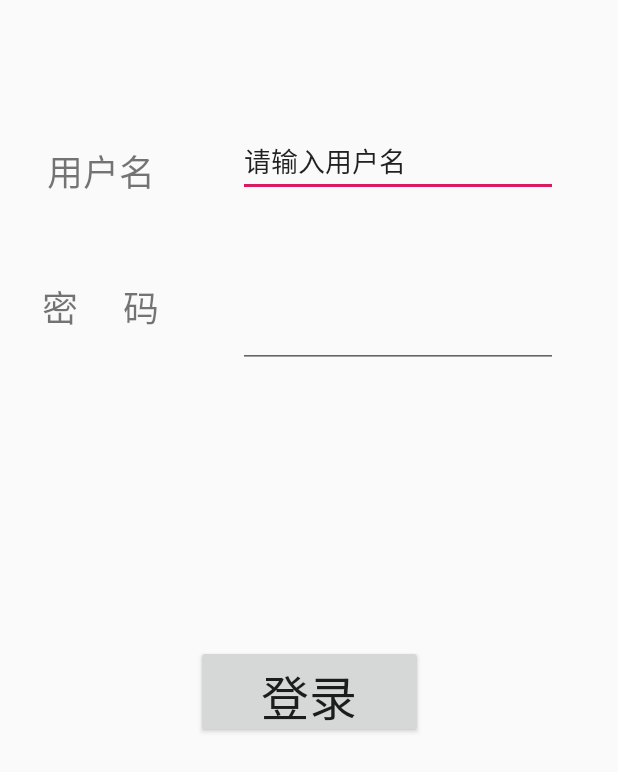
After one commit to DrXZT/ElderlyAssistant, an Android app: the layout activity_login.xml on its own in the app's theme, with its tools: preview values and no code run, on a phone screen of 412 x 824 dp. The commit adds this screen. Shown: the top 772 px of the screen. Run offline under Robolectric (Android 15) with nearby library versions, the phone set to English and light mode, and no system bars.

Commit message:
添加项目目录。

```diff
--- a/app/build.gradle
+++ b/app/build.gradle
@@ -22,6 +22,8 @@ dependencies {
     implementation fileTree(dir: 'libs', include: ['*.jar'])
     implementation 'com.android.support:appcompat-v7:28.0.0'
     implementation 'com.android.support.constraint:constraint-layout:1.1.3'
+    implementation 'com.squareup.okhttp3:okhttp:4.0.1'
+    implementation 'org.jetbrains:annotations:16.0.2'
     testImplementation 'junit:junit:4.12'
     androidTestImplementation 'com.android.support.test:runner:1.0.2'
     androidTestImplementation 'com.android.support.test.espresso:espresso-core:3.0.2'
--- a/app/src/main/AndroidManifest.xml
+++ b/app/src/main/AndroidManifest.xml
@@ -9,7 +9,8 @@
         android:roundIcon="@mipmap/ic_launcher_round"
         android:supportsRtl="true"
         android:theme="@style/AppTheme">
-        <activity android:name=".activity.MainActivity">
+        <activity android:name=".activity.user.LoginActivity"></activity>
+        <activity android:name=".activity.main.MainActivity">
             <intent-filter>
                 <action android:name="android.intent.action.MAIN" />
 
--- /dev/null
+++ b/app/src/main/res/layout/activity_login.xml
@@ -0,0 +1,77 @@
+<?xml version="1.0" encoding="utf-8"?>
+<android.support.constraint.ConstraintLayout xmlns:android="http://schemas.android.com/apk/res/android"
+xmlns:app="http://schemas.android.com/apk/res-auto"
+xmlns:tools="http://schemas.android.com/tools"
+android:layout_width="match_parent"
+android:layout_height="match_parent"
+tools:context=".activity.user.LoginActivity">
+
+    <TextView
+        android:id="@+id/userNametext"
+        android:layout_width="76dp"
+        android:layout_height="43dp"
+        android:layout_marginStart="8dp"
+        android:layout_marginTop="96dp"
+        android:layout_marginEnd="8dp"
+        android:text="用户名"
+        android:textSize="24dp"
+        app:layout_constraintEnd_toStartOf="@+id/userNameEdit"
+        app:layout_constraintHorizontal_bias="0.351"
+        app:layout_constraintStart_toStartOf="parent"
+        app:layout_constraintTop_toTopOf="parent" />
+
+    <TextView
+        android:id="@+id/passwordText"
+        android:layout_width="80dp"
+        android:layout_height="39dp"
+        android:layout_marginStart="28dp"
+        android:layout_marginTop="12dp"
+        android:layout_marginBottom="8dp"
+        android:text="密     码"
+        android:textSize="24dp"
+        app:layout_constraintBottom_toBottomOf="parent"
+        app:layout_constraintStart_toStartOf="parent"
+        app:layout_constraintTop_toBottomOf="@+id/userNametext"
+        app:layout_constraintVertical_bias="0.056" />
+
+    <EditText
+        android:id="@+id/userNameEdit"
+        android:layout_width="wrap_content"
+        android:layout_height="0dp"
+        android:layout_marginTop="84dp"
+        android:layout_marginEnd="40dp"
+        android:ems="10"
+        android:inputType="textPersonName"
+        android:text="请输入用户名"
+        app:layout_constraintEnd_toEndOf="parent"
+        app:layout_constraintTop_toTopOf="parent" />
+
+    <Button
+        android:id="@+id/loginButton"
+        android:layout_width="151dp"
+        android:layout_height="62dp"
+        android:layout_marginStart="8dp"
+        android:layout_marginEnd="8dp"
+        android:layout_marginBottom="332dp"
+        android:text="登录"
+        android:textSize="32dp"
+        app:layout_constraintBottom_toBottomOf="parent"
+        app:layout_constraintEnd_toEndOf="parent"
+        app:layout_constraintStart_toStartOf="parent" />
+
+    <EditText
+        android:id="@+id/passwordEdit"
+        android:layout_width="wrap_content"
+        android:layout_height="44dp"
+        android:layout_marginStart="8dp"
+        android:layout_marginTop="8dp"
+        android:layout_marginEnd="8dp"
+        android:ems="10"
+        android:inputType="textPassword"
+        app:layout_constraintBottom_toTopOf="@+id/loginButton"
+        app:layout_constraintEnd_toEndOf="parent"
+        app:layout_constraintHorizontal_bias="0.567"
+        app:layout_constraintStart_toEndOf="@+id/passwordText"
+        app:layout_constraintTop_toBottomOf="@+id/userNameEdit"
+        app:layout_constraintVertical_bias="0.25" />
+</android.support.constraint.ConstraintLayout>
--- a/app/src/main/res/layout/activity_main.xml
+++ b/app/src/main/res/layout/activity_main.xml
@@ -5,7 +5,7 @@
     android:layout_width="match_parent"
     android:layout_height="match_parent"
     android:background="@color/mainBackgroundColor"
-    tools:context=".activity.MainActivity">
+    tools:context=".activity.main.MainActivity">
 
     <TextView
         android:id="@+id/textView"
```
Also changed, not shown: app/src/main/java/com/asciimovie/drxzt/elderlyassistant/entity/UserDO.java (added, +77 -0 lines), app/src/main/java/com/asciimovie/drxzt/elderlyassistant/util/OkHttpUtil.java (added, +84 -0 lines).
